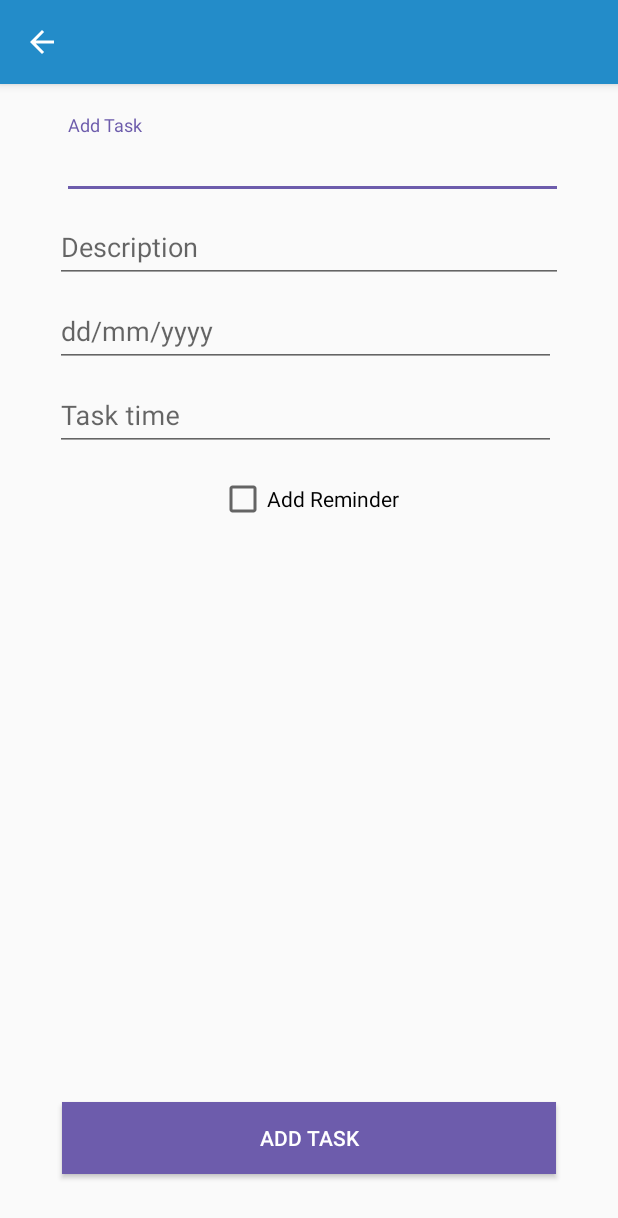
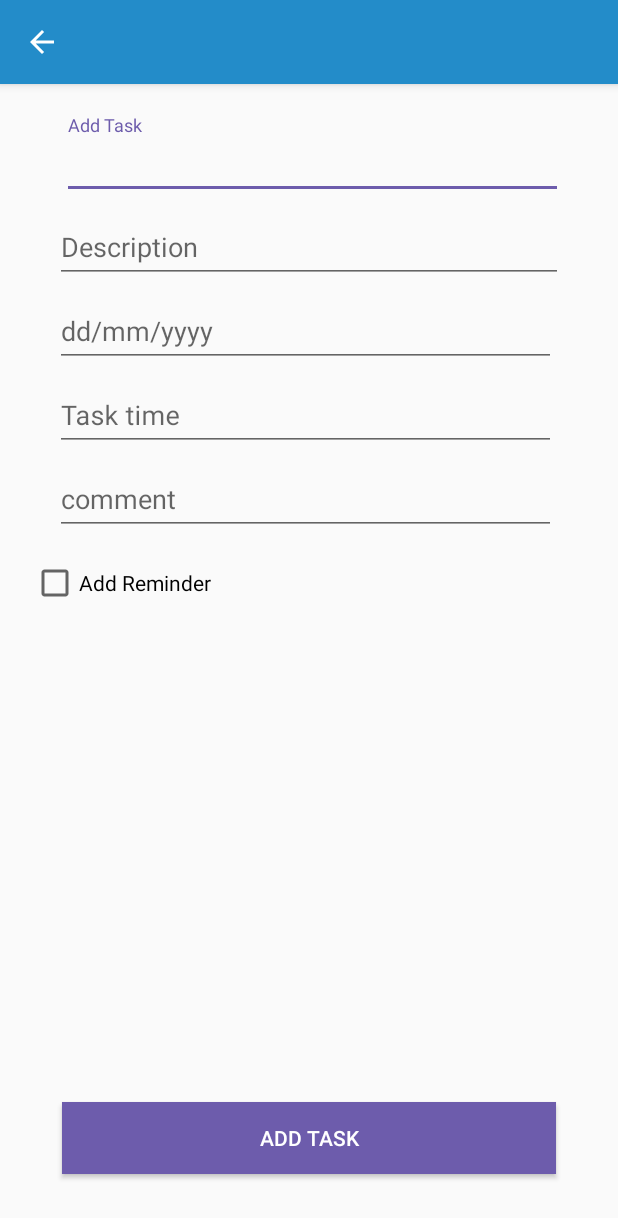
Before and after one commit to costlymayu/ToDoTaskApplication, an Android app: the screen it shows after launch once a user with an empty profile is signed in (AddTaskActivity), after a tap on an icon or button, on a phone screen of 412 x 824 dp. Shown: the top 1218 px of the screen. Run offline under Robolectric (Android 15) with nearby library versions, the phone set to English and light mode, and no system bars; our stand-ins replace Firebase (no records; nobody signed in at launch, a user with empty details on screens opened directly), sdp/ssp sizes.

```diff
--- a/app/src/main/java/com/example/sudam/ToDoApplication/AddTaskActivity.java
+++ b/app/src/main/java/com/example/sudam/ToDoApplication/AddTaskActivity.java
@@ -46,7 +46,7 @@ import java.util.TimeZone;
 public class AddTaskActivity extends AppCompatActivity {
 
     private static final String TAG = MainActivity.class.getSimpleName();
-    private EditText editTextTaskTittle,editTextTaskDesc,editTextDate,editTextTime;
+    private EditText editTextTaskTittle,editTextTaskDesc,editTextDate,editTextTime,editTextComment;
     private DatabaseReference mFirebaseDatabase;
     private FirebaseDatabase mFirebaseInstance;
     private String eventId;
@@ -64,6 +64,7 @@ public class AddTaskActivity extends AppCompatActivity {
         editTextTaskDesc=findViewById(R.id.editTextDesc);
         editTextDate=findViewById(R.id.editTextDate);
         editTextTime=findViewById(R.id.editTextTime);
+        editTextComment=findViewById(R.id.editTextComment);
         mFirebaseInstance = FirebaseDatabase.getInstance();
         addReminder=findViewById(R.id.checkBoxAddReminder);
 
@@ -196,7 +197,7 @@ public class AddTaskActivity extends AppCompatActivity {
             Toast.makeText(getApplicationContext(), getResources().getString(R.string.addingTask), Toast.LENGTH_SHORT).show();
             if(!editTextTaskTittle.getText().toString().isEmpty()&&!editTextTaskDesc.getText().toString().isEmpty()
                     &&!editTextDate.getText().toString().isEmpty()&&!editTextTime.getText().toString().isEmpty()){
-                createEvent(editTextTaskTittle.getText().toString().trim(),editTextTaskDesc.getText().toString().trim(),editTextDate.getText().toString().trim(),editTextTime.getText().toString().trim());
+                createEvent(editTextTaskTittle.getText().toString().trim(),editTextTaskDesc.getText().toString().trim(),editTextDate.getText().toString().trim(),editTextTime.getText().toString().trim(),editTextComment.getText().toString());
                 pb.setVisibility(ProgressBar.GONE);
                 if (addReminder.isChecked()) {
                     addReminderInCalendar(editTextTaskTittle.getText().toString());
@@ -217,7 +218,7 @@ public class AddTaskActivity extends AppCompatActivity {
     /**
      * Creating new event node under 'Tasks'
      */
-    private void createEvent(String eventName, String eventAgenda,String eventDate,String eventTime) {
+    private void createEvent(String taskTittle, String taskDesc,String taskDate,String taskTime,String taskComment) {
         // TODO
         // In real apps this userId should be fetched
         // by implementing firebase auth
@@ -225,7 +226,7 @@ public class AddTaskActivity extends AppCompatActivity {
             eventId = mFirebaseDatabase.push().getKey();
         }
 
-        Tasks user = new Tasks(eventName, eventAgenda,eventDate,eventTime);
+        Tasks user = new Tasks(taskTittle, taskDesc,taskDate,taskTime,taskComment);
 
         mFirebaseDatabase.child(eventId).setValue(user);
    }
--- a/app/src/main/res/layout/activity_add_task.xml
+++ b/app/src/main/res/layout/activity_add_task.xml
@@ -120,7 +120,31 @@
             app:layout_constraintRight_toRightOf="parent"
             app:layout_constraintTop_toBottomOf="@+id/editTextTaskTittle" />
     </android.support.design.widget.TextInputLayout>
+    <android.support.design.widget.TextInputLayout
+        android:id="@+id/LayoutComment"
+        android:layout_width="match_parent"
+        android:layout_height="wrap_content"
+        app:layout_constraintTop_toBottomOf="@+id/textInputLayout">
 
+        <EditText
+            android:id="@+id/editTextComment"
+            android:layout_width="match_parent"
+            android:layout_height="wrap_content"
+            android:layout_marginStart="16dp"
+            android:layout_marginLeft="@dimen/_16sdp"
+            android:layout_marginTop="@dimen/_16sdp"
+            android:layout_marginEnd="@dimen/_16sdp"
+            android:layout_marginRight="@dimen/_16sdp"
+            android:clickable="true"
+            android:editable="false"
+            android:ems="10"
+            android:focusable="false"
+            android:hint="comment"
+            android:inputType="date"
+            app:layout_constraintLeft_toLeftOf="parent"
+            app:layout_constraintRight_toRightOf="parent"
+            app:layout_constraintTop_toBottomOf="@+id/textInputLayout" />
+    </android.support.design.widget.TextInputLayout>
     <ProgressBar
         android:id="@+id/progressBar"
         style="?android:attr/progressBarStyleSmall"
@@ -145,8 +169,6 @@
         android:layout_marginEnd="16dp"
         android:layout_marginRight="16dp"
         android:text="Add Reminder"
-        app:layout_constraintEnd_toEndOf="parent"
-        app:layout_constraintStart_toStartOf="parent"
-        app:layout_constraintTop_toBottomOf="@+id/textInputLayout" />
+        app:layout_constraintTop_toBottomOf="@+id/LayoutComment" />
 
 </android.support.constraint.ConstraintLayout>
```
